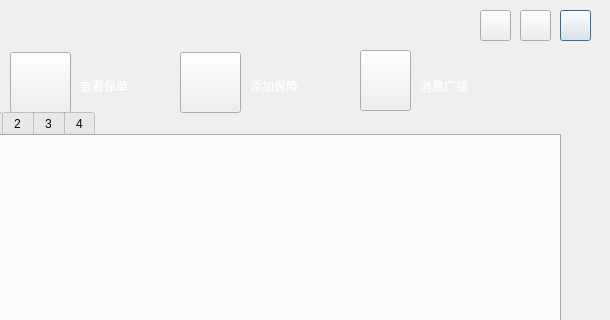
This is manageroper.ui in xurongchen/CIP as Qt 5 draws it before an edit; both pictures show x 110 to 720 and y 0 to 320 of the 720 by 445 pixel window. The edited form follows.
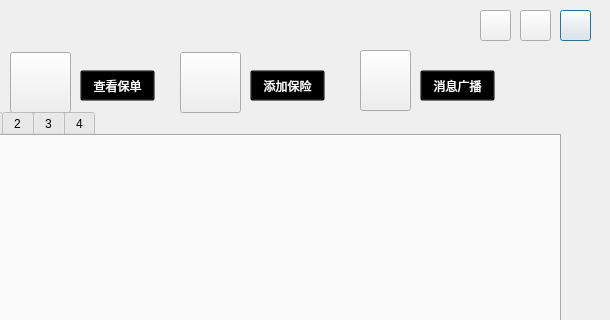
This is the edited form. The open tabs and pages were chosen to show the change. Icons and pictures are not drawn.

What changed in the file:
```diff
--- a/manageroper.ui
+++ b/manageroper.ui
@@ -585,56 +585,71 @@
     </widget>
    </widget>
   </widget>
-  <widget class="QLabel" name="label_2">
+  <widget class="QPushButton" name="PBMessage2">
    <property name="geometry">
     <rect>
      <x>530</x>
      <y>70</y>
-     <width>71</width>
+     <width>75</width>
      <height>31</height>
     </rect>
    </property>
    <property name="styleSheet">
     <string notr="true">font: 12pt &quot;微软雅黑&quot;;
-color: rgb(255, 255, 255);</string>
+color: rgb(255, 255, 255);
+outline: none;
+background-color: rgba(0, 0, 0, 0);</string>
    </property>
    <property name="text">
     <string>消息广播</string>
    </property>
+   <property name="flat">
+    <bool>false</bool>
+   </property>
   </widget>
-  <widget class="QLabel" name="label_3">
+  <widget class="QPushButton" name="PBAdd2">
    <property name="geometry">
     <rect>
      <x>360</x>
      <y>70</y>
-     <width>71</width>
+     <width>75</width>
      <height>31</height>
     </rect>
    </property>
    <property name="styleSheet">
     <string notr="true">font: 12pt &quot;微软雅黑&quot;;
-color: rgb(255, 255, 255);</string>
+color: rgb(255, 255, 255);
+outline: none;
+background-color: rgba(0, 0, 0, 0);</string>
    </property>
    <property name="text">
     <string>添加保险</string>
    </property>
+   <property name="flat">
+    <bool>false</bool>
+   </property>
   </widget>
-  <widget class="QLabel" name="label_4">
+  <widget class="QPushButton" name="PBView2">
    <property name="geometry">
     <rect>
      <x>190</x>
      <y>70</y>
-     <width>71</width>
+     <width>75</width>
      <height>31</height>
     </rect>
    </property>
    <property name="styleSheet">
     <string notr="true">font: 12pt &quot;微软雅黑&quot;;
-color: rgb(255, 255, 255);</string>
+color: rgb(255, 255, 255);
+outline: none;
+background-color: rgba(0, 0, 0, 0);</string>
    </property>
    <property name="text">
     <string>查看保单</string>
    </property>
+   <property name="flat">
+    <bool>false</bool>
+   </property>
   </widget>
  </widget>
  <resources/>
```
Left out of the diff: 2 changed lines with no effect on the pictures.
